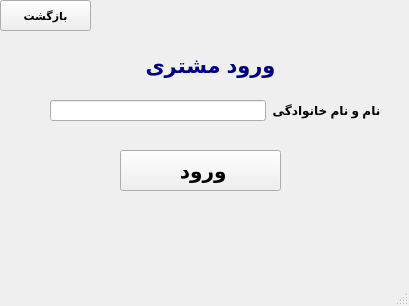
Before: the Qt Designer form uiClasses/customerenterwindow.ui in SayedAliAmirshahkarami/pro, drawn with Qt 5.
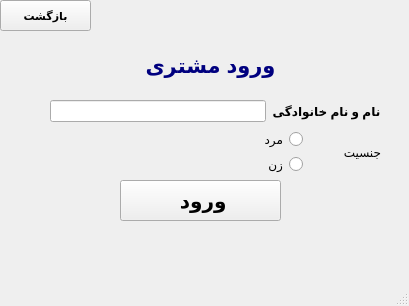
After: the same form once the commit is applied. Icons and pictures are not drawn.

What changed in the file:
```diff
--- a/uiClasses/customerenterwindow.ui
+++ b/uiClasses/customerenterwindow.ui
@@ -60,7 +60,7 @@
     <property name="geometry">
      <rect>
       <x>120</x>
-      <y>150</y>
+      <y>180</y>
       <width>161</width>
       <height>41</height>
      </rect>
@@ -129,7 +129,7 @@
       <x>50</x>
       <y>100</y>
       <width>331</width>
-      <height>21</height>
+      <height>22</height>
      </rect>
     </property>
     <layout class="QHBoxLayout" name="horizontalLayout">
@@ -216,6 +216,49 @@
      <set>Qt::AlignCenter</set>
     </property>
    </widget>
+   <widget class="QWidget" name="">
+    <property name="geometry">
+     <rect>
+      <x>230</x>
+      <y>130</y>
+      <width>151</width>
+      <height>44</height>
+     </rect>
+    </property>
+    <layout class="QHBoxLayout" name="horizontalLayout_2">
+     <item>
+      <layout class="QVBoxLayout" name="verticalLayout">
+       <item>
+        <widget class="QRadioButton" name="male_radioButton">
+         <property name="layoutDirection">
+          <enum>Qt::RightToLeft</enum>
+         </property>
+         <property name="text">
+          <string>مرد</string>
+         </property>
+        </widget>
+       </item>
+       <item>
+        <widget class="QRadioButton" name="female_radioButton">
+         <property name="layoutDirection">
+          <enum>Qt::RightToLeft</enum>
+         </property>
+         <property name="text">
+          <string>زن</string>
+         </property>
+        </widget>
+       </item>
+      </layout>
+     </item>
+     <item>
+      <widget class="QLabel" name="gender_label">
+       <property name="text">
+        <string>جنسیت</string>
+       </property>
+      </widget>
+     </item>
+    </layout>
+   </widget>
   </widget>
   <widget class="QMenuBar" name="menubar">
    <property name="geometry">
```
